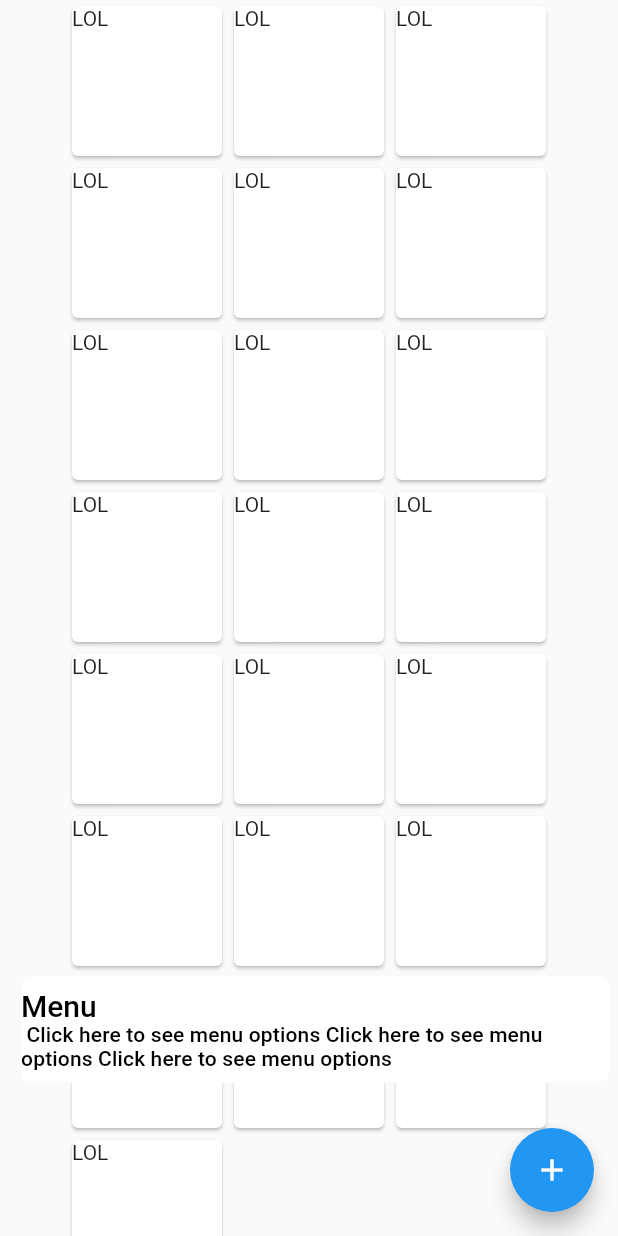
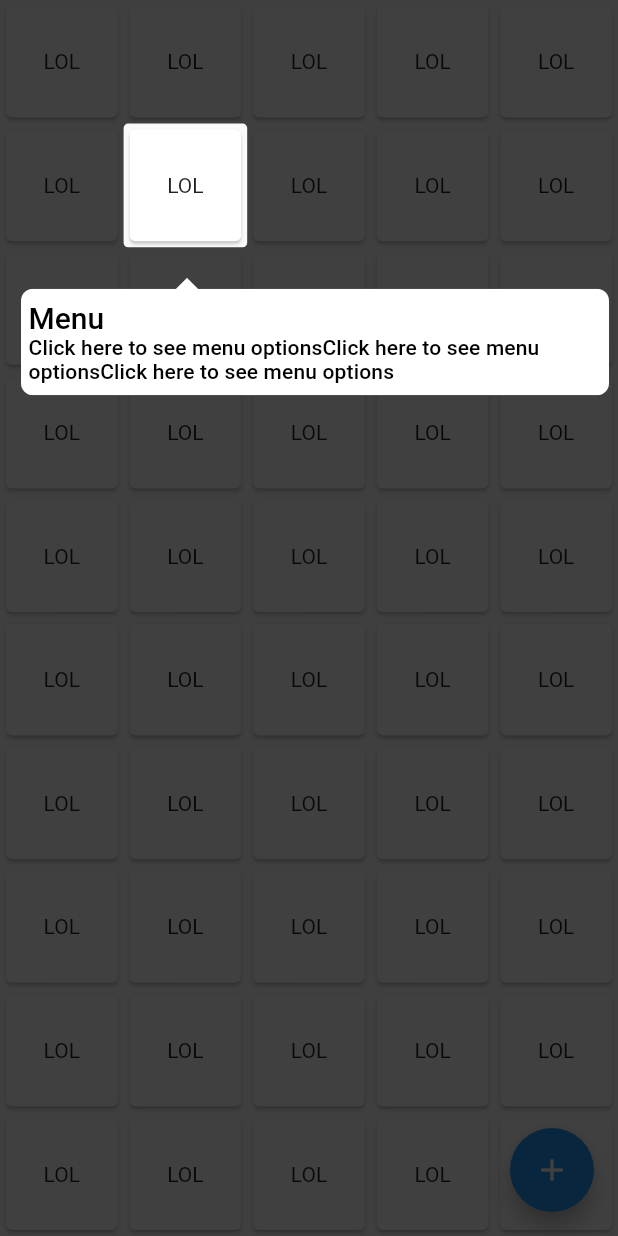
Before and after one commit to yeras-is/showcased, a Flutter app: the screen it shows after launch, on a phone screen of 412 x 824 dp. Run offline on Flutter 3.47's test engine with Material 2 defaults, Android fonts, the phone set to English and light mode, and no system bars.

Commit message:
fix padding

```diff
--- a/example/lib/main.dart
+++ b/example/lib/main.dart
@@ -1,4 +1,5 @@
 import 'package:flutter/material.dart';
+import 'package:flutter/src/widgets/basic.dart';
 import 'package:showcased/showcase.dart';
 import 'package:showcased/showcase_widget.dart';
 
@@ -70,28 +71,23 @@ class _MainPageState extends State<MainPage> {
   @override
   Widget build(BuildContext context) {
     return Scaffold(
-      body: Center(
-        child: Wrap(
+      body: GridView.count(
+        crossAxisCount: 5,
         children: List.generate(
-            22,
+          50,
           (index) {
             var card = Card(
-                child: SizedBox(
-                  width: 100,
-                  height: 100,
-                  child: Text('LOL'),
-                ),
+              child: Center(child: Text('LOL')),
             );
-              return index == 21
+            return index == 6
                 ? Showcase(
                     key: _one,
                     title: 'Menu',
-                      description: ' Click here to see menu options' * 3,
+                    description: 'Click here to see menu options' * 3,
                     child: card,
                   )
                 : card;
           },
-          ),
         ),
       ),
       floatingActionButton: FloatingActionButton(
--- a/lib/tooltip_widget.dart
+++ b/lib/tooltip_widget.dart
@@ -85,8 +85,7 @@ class _ToolTipWidgetState extends State<ToolTipWidget> {
 
   double? _getLeft() {
     if (_isLeft()) {
-      double leftPadding =
-          widget.position!.getCenter() - (_getTooltipWidth() * 0.1);
+      double leftPadding = widget.position!.getCenter() - (_getTooltipWidth() * 0.1);
       if (leftPadding + _getTooltipWidth() > widget.screenSize!.width) {
         leftPadding = (widget.screenSize!.width - 20) - _getTooltipWidth();
       }
@@ -103,8 +102,7 @@ class _ToolTipWidgetState extends State<ToolTipWidget> {
 
   double? _getRight() {
     if (_isRight()) {
-      double rightPadding =
-          widget.position!.getCenter() + (_getTooltipWidth() / 2);
+      double rightPadding = widget.position!.getCenter() + (_getTooltipWidth() / 2);
       if (rightPadding + _getTooltipWidth() > widget.screenSize!.width) {
         rightPadding = 14;
       }
@@ -170,8 +168,7 @@ class _ToolTipWidgetState extends State<ToolTipWidget> {
                 child: Material(
                   color: Colors.transparent,
                   child: Container(
-                    padding:
-                    EdgeInsets.only(top: paddingTop, bottom: paddingBottom),
+                    padding: EdgeInsets.only(top: paddingTop, bottom: paddingBottom),
                     child: ClipRRect(
                       borderRadius: BorderRadius.circular(8),
                       child: GestureDetector(
@@ -181,38 +178,25 @@ class _ToolTipWidgetState extends State<ToolTipWidget> {
                           padding: widget.contentPadding,
                           color: widget.tooltipColor,
                           child: Column(
-                            crossAxisAlignment: CrossAxisAlignment.center,
-                            children: <Widget>[
-                              Container(
-                                child: Column(
-                                  crossAxisAlignment: widget.title != null
-                                      ? CrossAxisAlignment.start
-                                      : CrossAxisAlignment.center,
+                            crossAxisAlignment: CrossAxisAlignment.start,
                             children: <Widget>[
                               widget.title != null
-                                        ? Text(
+                                  ? Padding(
+                                      padding: const EdgeInsets.symmetric(horizontal: 5),
+                                      child: Text(
                                         widget.title!,
-                                      style: widget.titleTextStyle ??
-                                          Theme.of(context)
-                                              .textTheme
-                                              .headline6!
-                                              .merge(TextStyle(
-                                              color:
-                                              widget.textColor)),
+                                        style:
+                                            widget.titleTextStyle ?? Theme.of(context).textTheme.headline6!.merge(TextStyle(color: widget.textColor)),
+                                      ),
                                     )
                                   : Container(),
-                                    Text(
+                              Padding(
+                                padding: const EdgeInsets.symmetric(horizontal: 5),
+                                child: Text(
                                   widget.description!,
-                                      style: widget.descTextStyle ??
-                                          Theme.of(context)
-                                              .textTheme
-                                              .subtitle2!
-                                              .merge(TextStyle(
-                                              color: widget.textColor)),
+                                  style: widget.descTextStyle ?? Theme.of(context).textTheme.subtitle2!.merge(TextStyle(color: widget.textColor)),
                                 ),
-                                  ],
                               ),
-                              )
                             ],
                           ),
                         ),
@@ -236,9 +220,7 @@ class _ToolTipWidgetState extends State<ToolTipWidget> {
               child: SlideTransition(
                 position: Tween<Offset>(
                   begin: Offset(0.0, contentFractionalOffset / 10),
-                  end: !widget.showArrow! && !ToolTipWidget.isArrowUp
-                      ? Offset(0.0, 0.0)
-                      : Offset(0.0, 0.100),
+                  end: !widget.showArrow! && !ToolTipWidget.isArrowUp ? Offset(0.0, 0.0) : Offset(0.0, 0.100),
                 ).animate(widget.animationOffset!),
                 child: Material(
                   color: Colors.transparent,
@@ -254,8 +236,7 @@ class _ToolTipWidgetState extends State<ToolTipWidget> {
                             onSizeChange: (size) {
                               setState(() {
                                 Offset? tempPos = position;
-                                tempPos = Offset(
-                                    position!.dx, position!.dy + size!.height);
+                                tempPos = Offset(position!.dx, position!.dy + size!.height);
                                 position = tempPos;
                               });
                             },
@@ -275,9 +256,7 @@ class _ToolTipWidgetState extends State<ToolTipWidget> {
   Widget _getArrow(contentOffsetMultiplier) {
     final contentFractionalOffset = contentOffsetMultiplier.clamp(-1.0, 0.0);
     return Positioned(
-      top: ToolTipWidget.isArrowUp
-          ? widget.position!.getBottom()
-          : widget.position!.getTop() - 1,
+      top: ToolTipWidget.isArrowUp ? widget.position!.getBottom() : widget.position!.getTop() - 1,
       left: widget.position!.getCenter() - 24,
       child: FractionalTranslation(
         translation: Offset(0.0, contentFractionalOffset),
@@ -287,9 +266,7 @@ class _ToolTipWidgetState extends State<ToolTipWidget> {
             end: Offset(0.0, 0.150),
           ).animate(widget.animationOffset!),
           child: Icon(
-            ToolTipWidget.isArrowUp
-                ? Icons.arrow_drop_up
-                : Icons.arrow_drop_down,
+            ToolTipWidget.isArrowUp ? Icons.arrow_drop_up : Icons.arrow_drop_down,
             color: widget.tooltipColor,
             size: 50,
           ),
```
Lines whose indentation alone changed are shown as unchanged.
